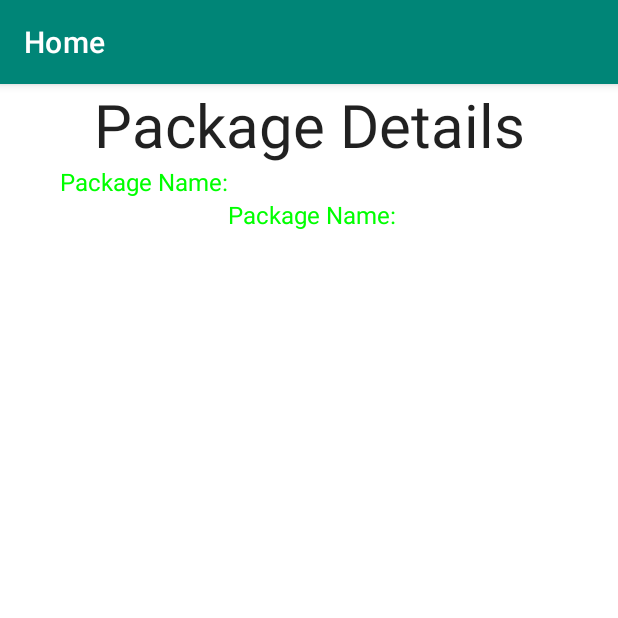
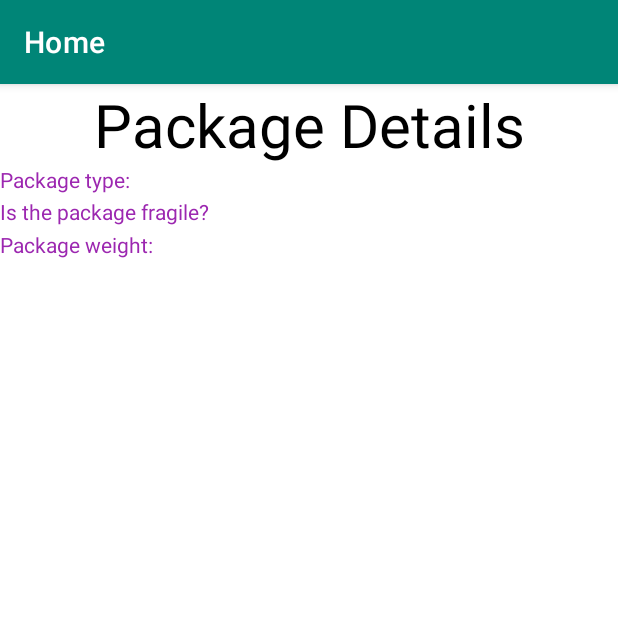
Before and after one commit to AmitaiShmeeda/AaPackage, an Android app: the screen it shows after launch (HomeActivity), on a phone screen of 412 x 824 dp, the top half of it. Run offline under Robolectric (Android 15) with nearby library versions, the phone set to English and light mode, and no system bars.

Commit message:
more things

```diff
--- a/app/src/main/res/layout/activity_home.xml
+++ b/app/src/main/res/layout/activity_home.xml
@@ -1,21 +1,17 @@
 <?xml version="1.0" encoding="utf-8"?>
-<androidx.constraintlayout.widget.ConstraintLayout
-    xmlns:android="http://schemas.android.com/apk/res/android"
+<TableLayout xmlns:android="http://schemas.android.com/apk/res/android"
+    android:layout_width="fill_parent"
+    android:layout_height="fill_parent"
+    android:layout_weight="8"
     xmlns:app="http://schemas.android.com/apk/res-auto"
-    xmlns:tools="http://schemas.android.com/tools"
-    android:layout_width="match_parent"
-    android:layout_height="match_parent"
+    android:id="@+id/table_heading_layout"
+    app:layout_constraintLeft_toLeftOf="parent"
+    app:layout_constraintTop_toTopOf="parent"
+    android:stretchColumns="1,2,3,4,5"
     >
 
-    <TableLayout
-        android:id="@+id/table_heading_layout"
-        android:layout_width="match_parent"
-        android:layout_height="wrap_content"
-
-        app:layout_constraintLeft_toLeftOf="parent"
-        app:layout_constraintTop_toTopOf="parent">
-
-        <TableRow>
+        <TableRow
+            android:stretchColumns="1" >
 
             <TextView
                 android:text="Package Details"
@@ -24,47 +20,60 @@
                 android:layout_height="wrap_content"
                 android:layout_column="0"
                 android:layout_gravity="center_horizontal"
-                android:layout_weight="1"
+                android:layout_weight="2"
                 android:gravity="center"
                 android:textAlignment="center"
-                style="@style/CardView.Dark"/>
+                android:textColor="@color/black"/>
 
         </TableRow>
-        <TableRow>
+
+        <TableRow
+            android:stretchColumns="2">
+
             <TextView
-                android:text="Package Name:"
-                android:layout_column="1"
-                android:layout_weight="1"
-                android:layout_gravity="center_horizontal"
                 android:gravity="left"
-                style="@style/GreenText"/>
+                android:text="@string/package_name"
+                android:textColor="@color/purple"/>
+
+            <TextView
+                android:gravity="right"/>
+
+                //android:layout_width="wrap_content"
+
+        </TableRow>
+
+        <TableRow
+            android:stretchColumns="3">
+
+            <TextView
+
+                android:layout_column="0"
+                android:gravity="left"
+                android:text="@string/fragile"
+                android:textColor="@color/purple"/>
 
             <TextView
 
                 android:layout_column="1"
-                android:layout_weight="1"
                 android:gravity="right"
                 style="@style/GreenText"/>
         </TableRow>
 
-        <TableRow>
+    <TableRow
+        android:stretchColumns="4">
 
         <TextView
 
-                android:layout_column="2"
-                android:layout_weight="1"
+            android:layout_column="0"
             android:gravity="left"
-                android:text="Package Name:"
-                style="@style/GreenText"/>
+            android:text="@string/Package_weight"
+            android:textColor="@color/purple"/>
 
         <TextView
 
-                android:layout_column="2"
-                android:layout_weight="1"
+            android:layout_column="1"
             android:gravity="right"
             style="@style/GreenText"/>
     </TableRow>
 
     </TableLayout>
-
-</androidx.constraintlayout.widget.ConstraintLayout>
--- a/app/src/main/res/layout/activity_main.xml
+++ b/app/src/main/res/layout/activity_main.xml
@@ -12,7 +12,7 @@
     <TextView
         android:layout_width="match_parent"
         android:layout_height="wrap_content"
-        android:text="@string/welcome_to_n_aapackage"
+        android:text="@string/welcome_to_n_AaPackage"
         android:textAlignment="center"
         android:textColor="@android:color/holo_orange_dark"
         android:textSize="60sp"
--- a/app/src/main/res/values/strings.xml
+++ b/app/src/main/res/values/strings.xml
@@ -1,6 +1,8 @@
 <resources>
     <string name="app_name">AaPackage</string>
-    <string name="welcome_to_n_aapackage">Welcome to AaPackage</string>
+    <string name="welcome_to_n_AaPackage">Welcome to AaPackage</string>
     <string name="todo">TODO</string>
-    <string name="package_name">Package Name</string>
+    <string name="package_name">Package type: </string>
+    <string name="fragile">Is the package fragile? </string>
+    <string name="Package_weight"> Package weight:</string>
 </resources>
```
Lines whose indentation alone changed are shown as unchanged.
